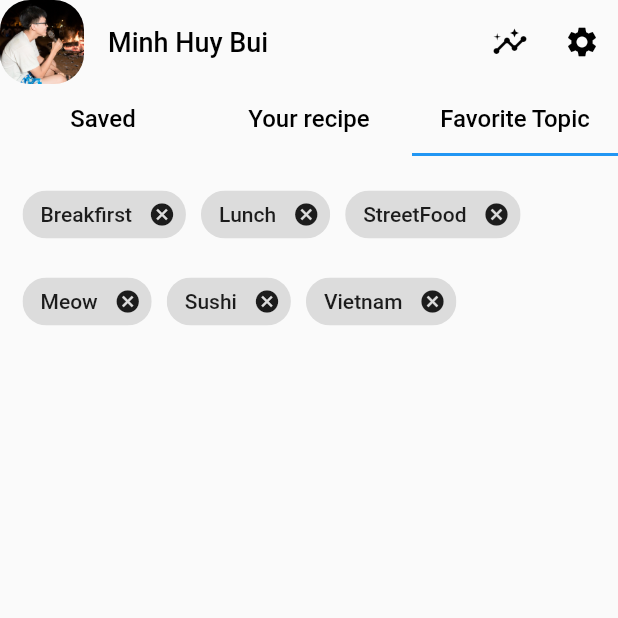
After one commit to duchuongnguyen/cooking_master, a Flutter app: the SavedRecipeScreen screen opened directly, tab 3 chosen, after a tap on the "insights" icon, on a phone screen of 412 x 824 dp, the top half of it. The commit adds this screen. Run offline on Flutter 3.47's test engine with Material 2 defaults, Android fonts, the phone set to English and light mode, and no system bars; our stand-ins replace cloud_firestore, firebase_auth, firebase_core, firebase_storage, font_awesome_flutter, get_it and 4 more; missing offline and left inert: flutter_facebook_login; accounts and stored records are empty; generated files the repository leaves out were written again.

Commit message:
Add saved recipe screen

```diff
--- /dev/null
+++ b/lib/screens/SavedRecipe/AppBar.dart
@@ -0,0 +1,77 @@
+import 'package:cooking_master/widgets/appbar.dart';
+import 'package:flutter/material.dart';
+import 'package:google_fonts/google_fonts.dart';
+
+import '../user_profile_screen.dart';
+
+AppBar buildSavedRecipeAppBar(BuildContext context) {
+    return buildAppBar(
+        context,
+        title: "Minh Huy Bui",
+        actions: [
+          IconButton(
+            icon: Icon(
+              Icons.insights_outlined,
+              color: Colors.black,
+            ),
+            onPressed: () {},
+          ),
+          IconButton(
+            icon: Icon(
+              Icons.settings,
+              color: Colors.black,
+            ),
+            onPressed: () {},
+          ),
+        ],
+        leading: Builder(builder: (BuildContext context) {
+          return GestureDetector(
+            onTap: () {
+              Navigator.push(
+                  context,
+                  MaterialPageRoute(
+                      builder: (context) => UserProfileScreen()));
+            },
+            child: Hero(
+              tag: 'avatar',
+              child: Container(
+                height: 20,
+                width: 20,
+                decoration: BoxDecoration(
+                    borderRadius: BorderRadius.circular(20),
+                    image: DecorationImage(
+                        image: AssetImage("assets/images/user.jpg"))),
+              ),
+            ),
+          );
+        }),
+        bottom: TabBar(
+          tabs: [
+            Tab(
+                child: Text(
+              "Saved",
+              style: GoogleFonts.roboto(
+                  color: Colors.black,
+                  fontSize: 16,
+                  fontWeight: FontWeight.w500),
+            )),
+            Tab(
+                child: Text(
+              "Your recipe",
+              style: GoogleFonts.roboto(
+                  color: Colors.black,
+                  fontSize: 16,
+                  fontWeight: FontWeight.w500),
+            )),
+            Tab(
+                child: Text(
+              "Favorite Topic",
+              style: GoogleFonts.roboto(
+                  color: Colors.black,
+                  fontSize: 16,
+                  fontWeight: FontWeight.w500),
+            ))
+          ],
+        ),
+      );
+  }
--- /dev/null
+++ b/lib/screens/SavedRecipe/FavoriteTopicTab.dart
@@ -0,0 +1,47 @@
+import 'package:flutter/material.dart';
+
+class FavoriteTopic extends StatefulWidget {
+  @override
+  _FavoriteTopicState createState() => _FavoriteTopicState();
+}
+
+class _FavoriteTopicState extends State<FavoriteTopic> {
+  GlobalKey<ScaffoldState> _key;
+  List<String> _dynamicTopics;
+
+  @override
+  void initState() {
+    super.initState();
+    _key = GlobalKey<ScaffoldState>();
+    _dynamicTopics = [
+      'Breakfirst',
+      'Lunch',
+      'StreetFood',
+      'Meow',
+      'Sushi',
+      'Vietnam'
+    ];
+  }
+
+  @override
+  Widget build(BuildContext context) {
+    return Container(
+      padding: EdgeInsets.all(15),
+      child: Wrap(
+        spacing: 10.0,
+        runSpacing: 10.0,
+        children: List<Widget>.generate(_dynamicTopics.length, (int index) {
+          //List of Favorite Topics
+          return Chip(
+            label: Text(_dynamicTopics[index]),
+            onDeleted: () {
+              setState(() {
+                _dynamicTopics.removeAt(index);
+              });
+            },
+          );
+        }),
+      ),
+    );
+  }
+}
--- /dev/null
+++ b/lib/screens/SavedRecipe/SavedTab.dart
@@ -0,0 +1,37 @@
+import 'package:cooking_master/models/recipe_card_model.dart';
+import 'package:cooking_master/widgets/list_view_of_recipe_cards_with_title.dart';
+import 'package:flutter/material.dart';
+
+import 'SearchBox.dart';
+
+class SavedTab extends StatelessWidget {
+  const SavedTab({
+    Key key,
+  }) : super(key: key);
+
+  @override
+  Widget build(BuildContext context) {
+    return SingleChildScrollView(
+      child: Column(
+        crossAxisAlignment: CrossAxisAlignment.center,
+        children: [
+          SizedBox(height: 10),
+          SearchBox(),
+          SizedBox(height: 10),
+          ListViewOfRecipeCardsWithTitle(
+            title: "All",
+            size: MediaQuery.of(context).size,
+            cards: cards,
+          ),
+          SizedBox(height: 10),
+          ListViewOfRecipeCardsWithTitle(
+            title: "Easy to cook",
+            size: MediaQuery.of(context).size,
+            cards: cards,
+          ),
+          SizedBox(height: 10),
+        ],
+      ),
+    );
+  }
+}
--- /dev/null
+++ b/lib/screens/SavedRecipe/SearchBox.dart
@@ -0,0 +1,30 @@
+import 'package:cooking_master/constants/color_constant.dart';
+import 'package:flutter/material.dart';
+
+class SearchBox extends StatelessWidget {
+  const SearchBox({
+    Key key,
+  }) : super(key: key);
+
+  @override
+  Widget build(BuildContext context) {
+    return Container(
+      width: MediaQuery.of(context).size.width * 0.9,
+      decoration: BoxDecoration(
+          borderRadius: BorderRadius.circular(20),
+          border: Border.all(color: blue1.withOpacity(0.8))),
+      child: Row(children: [
+        Expanded(flex: 1, child: Icon(Icons.search_outlined)),
+        Expanded(
+            flex: 9,
+            child: TextField(
+              decoration: InputDecoration(
+                hintText: "Search recipes",
+                enabledBorder: InputBorder.none,
+                focusedBorder: InputBorder.none,
+              ),
+            ))
+      ]),
+    );
+  }
+}
--- /dev/null
+++ b/lib/screens/saved_recipe_screen.dart
@@ -0,0 +1,19 @@
+import 'package:cooking_master/screens/SavedRecipe/FavoriteTopicTab.dart';
+import 'package:cooking_master/screens/SavedRecipe/YourRecipeTab.dart';
+import 'package:flutter/material.dart';
+import 'SavedRecipe/AppBar.dart';
+import 'SavedRecipe/SavedTab.dart';
+
+class SavedRecipeScreen extends StatelessWidget {
+  @override
+  Widget build(BuildContext context) {
+    return DefaultTabController(
+      length: 3,
+      child: Scaffold(
+        appBar: buildSavedRecipeAppBar(context),
+        body: TabBarView(
+            children: [SavedTab(), YourRecipeTab(), FavoriteTopic()]),
+      ),
+    );
+  }
+}
--- a/lib/widgets/appbar.dart
+++ b/lib/widgets/appbar.dart
@@ -2,7 +2,7 @@ import 'package:flutter/material.dart';
 import 'package:google_fonts/google_fonts.dart';
 
 AppBar buildAppBar(BuildContext context,
-    {String title, List<Widget> actions, Widget leading}) {
+    {String title, List<Widget> actions, Widget leading, Widget bottom}) {
   return AppBar(
     backgroundColor: Colors.transparent,
     elevation: 0,
@@ -12,5 +12,6 @@ AppBar buildAppBar(BuildContext context,
     ),
     leading: leading,
     actions: actions,
+    bottom: bottom,
   );
 }
```
Also changed, not shown: lib/screens/SavedRecipe/YourRecipeTab.dart (added, +37 -0 lines), lib/screens/home_screen.dart (+11 -6 lines), lib/screens/user_profile_screen.dart (+0 -7 lines).
